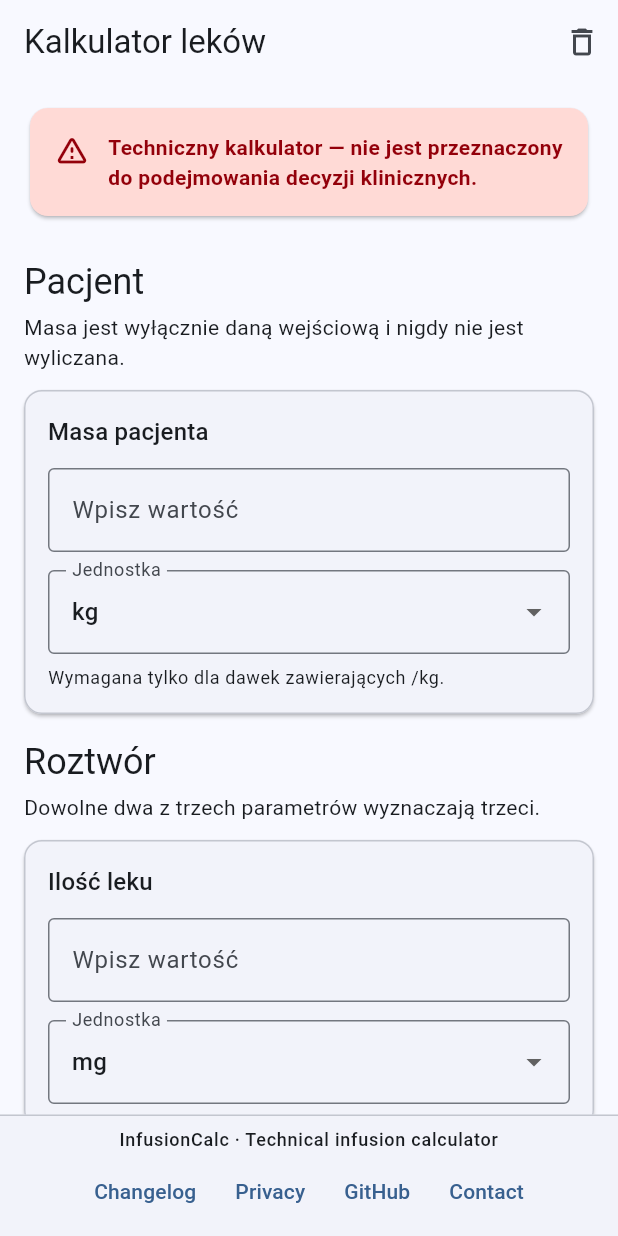
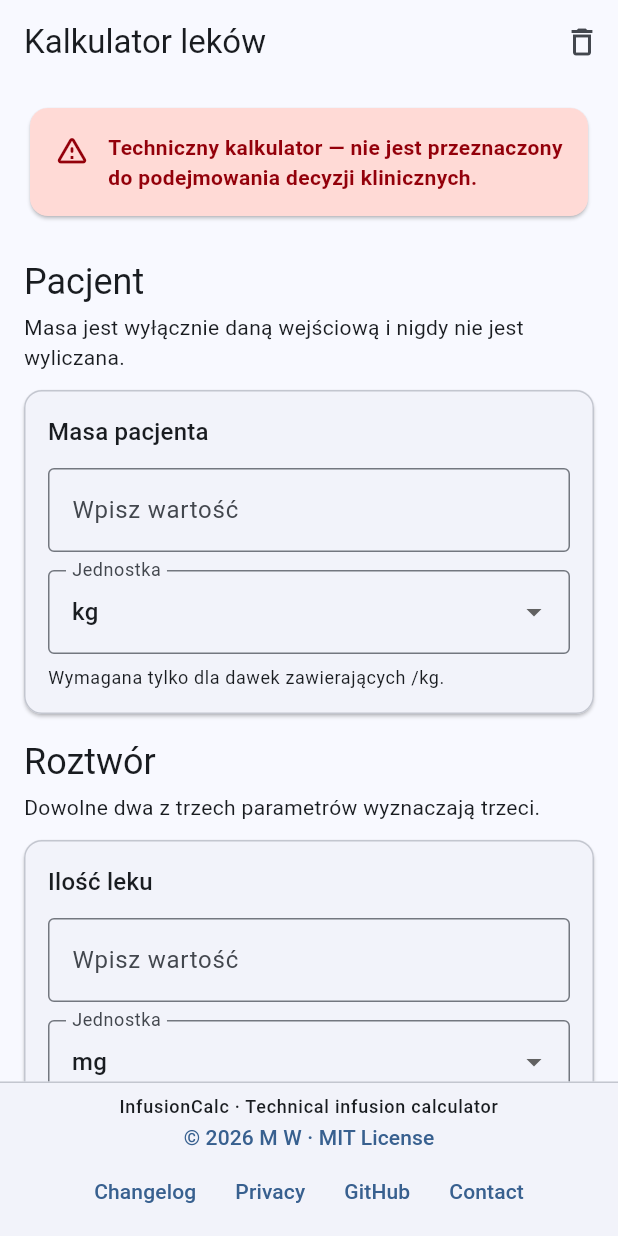
Before and after one commit to 8s4nfddmv9-lab/kalkulator-lekow, a Flutter app: the screen it shows after launch, on a phone screen of 412 x 824 dp. Run offline on Flutter 3.47's test engine with Material 3 defaults, Android fonts, the phone set to English and light mode, and no system bars; our stand-ins replace shared_preferences; missing offline and left inert: dart:js_interop.

Commit message:
chore: license InfusionCalc under MIT
Add the canonical MIT license, document licensing in README and changelog, and expose the copyright and license link in the application footer with regression coverage.

```diff
--- a/lib/presentation/common/app_footer.dart
+++ b/lib/presentation/common/app_footer.dart
@@ -9,6 +9,8 @@ class AppFooter extends StatelessWidget {
 
   static const String _changelogUrl =
       'https://github.com/8s4nfddmv9-lab/kalkulator-lekow/blob/main/CHANGELOG.md';
+  static const String _licenseUrl =
+      'https://github.com/8s4nfddmv9-lab/kalkulator-lekow/blob/main/LICENSE';
   static const String _repositoryUrl =
       'https://github.com/8s4nfddmv9-lab/kalkulator-lekow';
   static const String _contactUrl =
@@ -37,7 +39,20 @@ class AppFooter extends StatelessWidget {
                 style: theme.textTheme.labelMedium,
                 textAlign: TextAlign.center,
               ),
-              const SizedBox(height: 2),
+              TextButton(
+                style: TextButton.styleFrom(
+                  minimumSize: const Size(0, 32),
+                  padding: const EdgeInsets.symmetric(horizontal: 8),
+                  tapTargetSize: MaterialTapTargetSize.shrinkWrap,
+                  visualDensity: VisualDensity.compact,
+                ),
+                onPressed: () => _openExternal(
+                  context,
+                  title: 'MIT License',
+                  url: _licenseUrl,
+                ),
+                child: const Text('© 2026 M W · MIT License'),
+              ),
               Wrap(
                 alignment: WrapAlignment.center,
                 spacing: 2,
```
Also changed, not shown: 4 other files.
